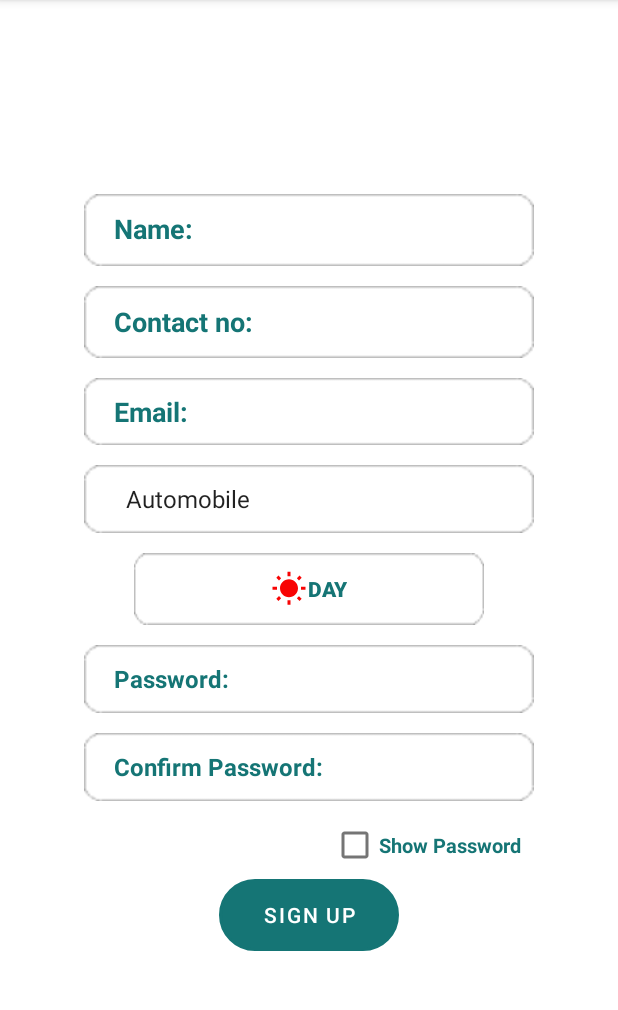
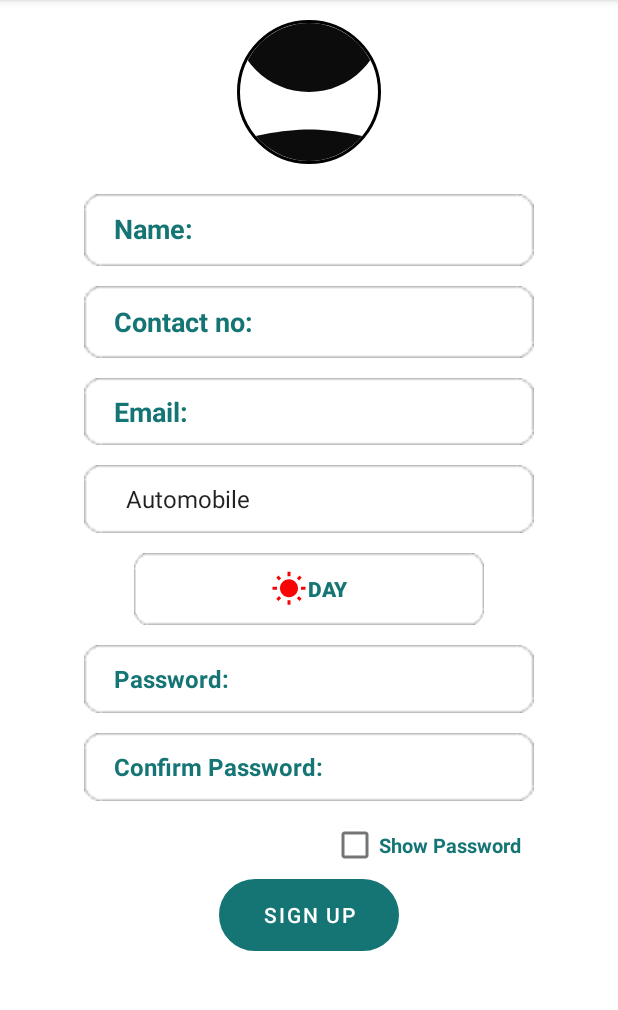
Before and after one commit to apoorvagarg98/PeerPowerClub, an Android app: the Registration screen opened directly, with no data from a screen before it, on a phone screen of 412 x 824 dp, the part 84-1094 px from its top. Run offline under Robolectric (Android 15) with nearby library versions, the phone set to English and light mode, and no system bars; our stand-ins replace CircleImageView, Firebase (no records; nobody signed in at launch, a user with empty details on screens opened directly), sdp/ssp sizes.

Commit message:
login and Registration

```diff
--- a/app/src/main/res/layout/activity_registration.xml
+++ b/app/src/main/res/layout/activity_registration.xml
@@ -30,7 +30,7 @@ android:orientation="vertical"
             android:layout_height="96dp"
             android:layout_marginTop="@dimen/_10sdp"
             android:layout_marginBottom="@dimen/_5sdp"
-            android:srcCompat="@drawable/ic_baseline_person_24"
+            android:src="@drawable/ic_baseline_person_24"
             app:civ_border_color="#FF000000"
             app:civ_border_width="2dp" />
 
```
